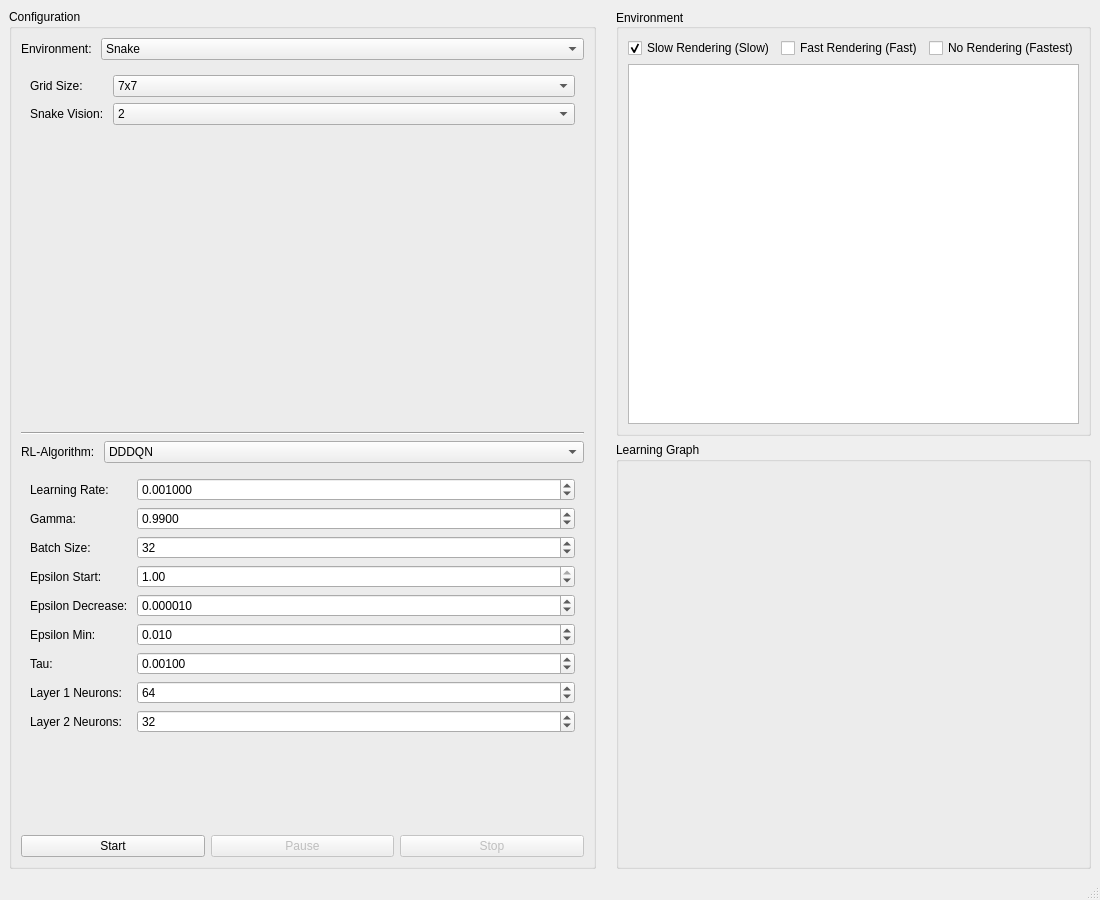
Above: gui/mainwindow.ui from MonteyMontey/capstone-project before the change. Below: the same form after it.
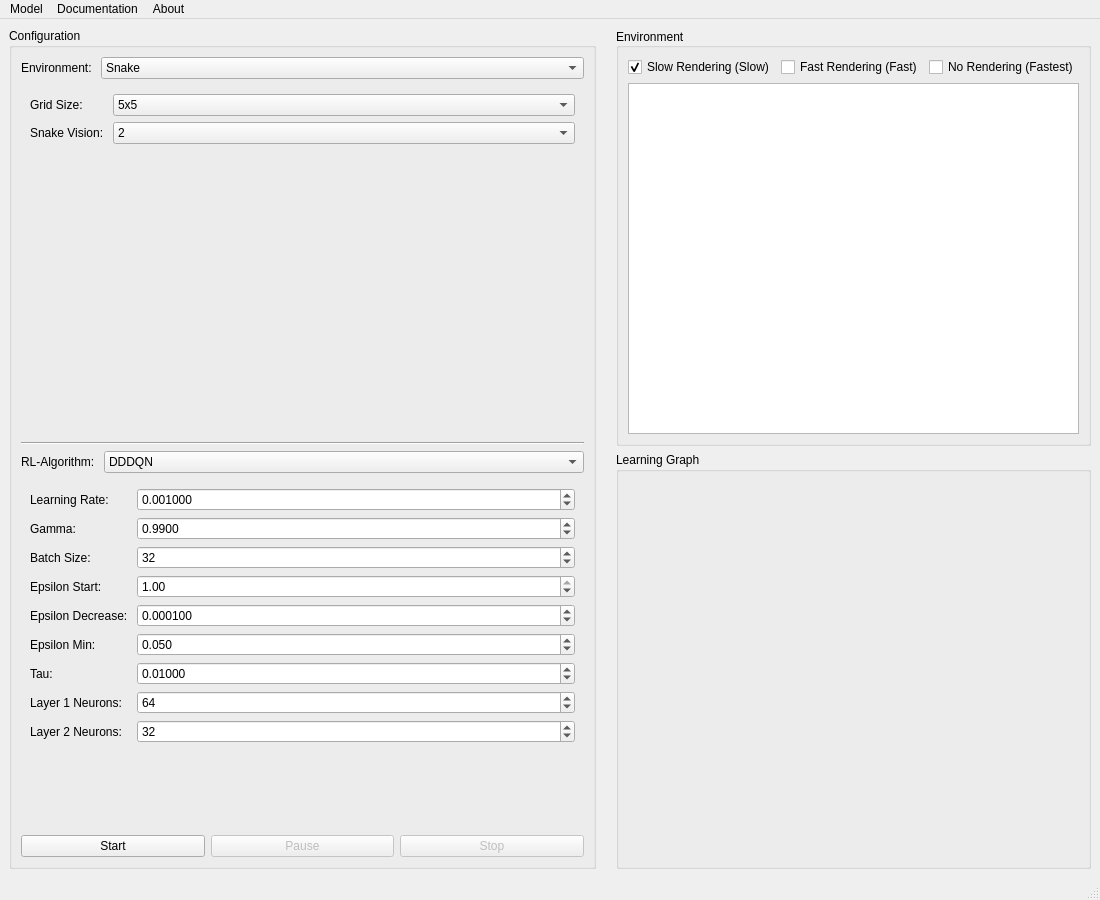
That is the form after the change. Custom widgets are drawn as their Qt base class.

Commit message: change default parameter

```diff
--- a/gui/mainwindow.ui
+++ b/gui/mainwindow.ui
@@ -21,14 +21,14 @@
   </property>
   <property name="minimumSize">
    <size>
-    <width>0</width>
-    <height>0</height>
+    <width>1100</width>
+    <height>900</height>
    </size>
   </property>
   <property name="maximumSize">
    <size>
-    <width>4096</width>
-    <height>2160</height>
+    <width>1100</width>
+    <height>900</height>
    </size>
   </property>
   <property name="windowTitle">
@@ -239,7 +239,7 @@
              <item row="0" column="1">
               <widget class="QComboBox" name="gridSizeComboBox">
                <property name="currentIndex">
-                <number>1</number>
+                <number>0</number>
                </property>
                <property name="maxVisibleItems">
                 <number>8</number>
@@ -483,7 +483,7 @@
                 <double>0.000001000000000</double>
                </property>
                <property name="value">
-                <double>0.000010000000000</double>
+                <double>0.000100000000000</double>
                </property>
               </widget>
              </item>
@@ -509,7 +509,7 @@
                 <double>0.001000000000000</double>
                </property>
                <property name="value">
-                <double>0.010000000000000</double>
+                <double>0.050000000000000</double>
                </property>
               </widget>
              </item>
@@ -568,7 +568,7 @@
                 <double>0.000100000000000</double>
                </property>
                <property name="value">
-                <double>0.001000000000000</double>
+                <double>0.010000000000000</double>
                </property>
               </widget>
              </item>
@@ -983,6 +983,36 @@
     </item>
    </layout>
   </widget>
+  <widget class="QMenuBar" name="menubar">
+   <property name="geometry">
+    <rect>
+     <x>0</x>
+     <y>0</y>
+     <width>1100</width>
+     <height>21</height>
+    </rect>
+   </property>
+   <widget class="QMenu" name="menuFile">
+    <property name="title">
+     <string>Model</string>
+    </property>
+    <addaction name="actionSaveModel"/>
+    <addaction name="actionLoadModel"/>
+   </widget>
+   <widget class="QMenu" name="menuAbout">
+    <property name="title">
+     <string>About</string>
+    </property>
+   </widget>
+   <widget class="QMenu" name="menuDocumentation">
+    <property name="title">
+     <string>Documentation</string>
+    </property>
+   </widget>
+   <addaction name="menuFile"/>
+   <addaction name="menuDocumentation"/>
+   <addaction name="menuAbout"/>
+  </widget>
   <widget class="QStatusBar" name="statusBar"/>
   <action name="actionSaveModel">
    <property name="enabled">
```
Left out of the diff: 7 changed lines with no effect on the pictures. The commit also changes 1 other file.
